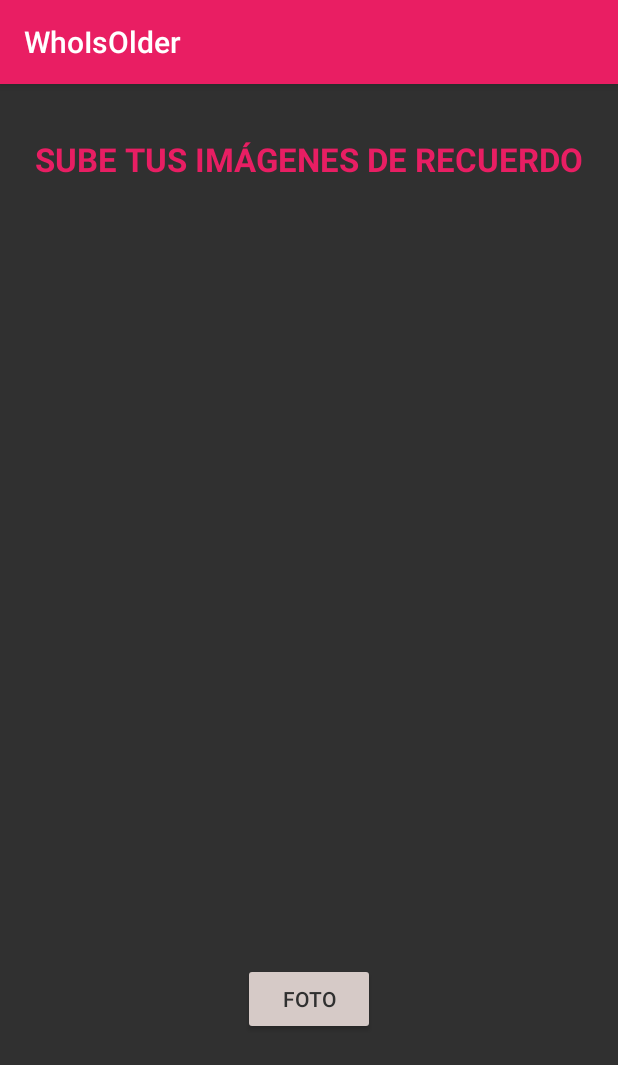
After one commit to marrcoss10/WhoIsOlder2, an Android app: the Galeria screen opened directly, with no data from a screen before it, on a phone screen of 412 x 824 dp. The commit adds this screen. Shown: the top 1065 px of the screen. Run offline under Robolectric (Android 15) with nearby library versions, the light colour scheme and no system bars; our stand-ins replace Firebase (no records; nobody signed in at launch, a user with empty details on screens opened directly), Picasso; pictures from the network do not load.

Commit message:
Camara y subir imagen a firebase

```diff
--- a/app/build.gradle
+++ b/app/build.gradle
@@ -32,10 +32,13 @@ android {
 dependencies {
 
     implementation 'androidx.appcompat:appcompat:1.6.1'
+    implementation 'com.android.volley:volley:1.2.1'
     implementation 'com.google.android.material:material:1.8.0'
     implementation 'androidx.constraintlayout:constraintlayout:2.1.4'
     implementation 'androidx.work:work-runtime:2.8.1'
     implementation 'com.google.firebase:firebase-messaging:23.0.3'
+    implementation 'com.google.firebase:firebase-storage:20.0.1'
+    implementation 'com.squareup.picasso:picasso:2.71828'
     testImplementation 'junit:junit:4.13.2'
     androidTestImplementation 'androidx.test.ext:junit:1.1.5'
     androidTestImplementation 'androidx.test.espresso:espresso-core:3.5.1'
--- /dev/null
+++ b/app/src/main/res/layout-land/activity_galeria.xml
@@ -0,0 +1,45 @@
+<?xml version="1.0" encoding="utf-8"?>
+<androidx.constraintlayout.widget.ConstraintLayout xmlns:android="http://schemas.android.com/apk/res/android"
+    xmlns:app="http://schemas.android.com/apk/res-auto"
+    xmlns:tools="http://schemas.android.com/tools"
+    android:layout_width="match_parent"
+    android:layout_height="match_parent">
+
+    <Button
+        android:id="@+id/btnFoto"
+        android:layout_width="wrap_content"
+        android:layout_height="wrap_content"
+        android:layout_marginEnd="148dp"
+        android:layout_marginBottom="144dp"
+        android:backgroundTint="#FFD6CAC7"
+        android:text="foto"
+        android:textColor="#303030"
+        app:layout_constraintBottom_toBottomOf="parent"
+        app:layout_constraintEnd_toEndOf="parent" />
+
+    <TextView
+        android:id="@+id/titulo"
+        android:layout_width="wrap_content"
+        android:layout_height="wrap_content"
+        android:layout_marginStart="30dp"
+        android:layout_marginTop="20dp"
+        android:layout_marginEnd="30dp"
+        android:text="SUBE TUS IMÁGENES DE RECUERDO"
+        android:textColor="#E81E63"
+        android:textSize="20sp"
+        android:textStyle="bold"
+        app:layout_constraintEnd_toEndOf="parent"
+        app:layout_constraintHorizontal_bias="0.498"
+        app:layout_constraintStart_toStartOf="parent"
+        app:layout_constraintTop_toTopOf="parent" />
+
+    <ImageView
+        android:id="@+id/imgGaleria"
+        android:layout_width="296dp"
+        android:layout_height="267dp"
+        android:layout_marginStart="40dp"
+        android:layout_marginBottom="4dp"
+        app:layout_constraintBottom_toBottomOf="parent"
+        app:layout_constraintStart_toStartOf="parent"
+        tools:srcCompat="@tools:sample/avatars" />
+</androidx.constraintlayout.widget.ConstraintLayout>
--- /dev/null
+++ b/app/src/main/res/layout/activity_galeria.xml
@@ -0,0 +1,53 @@
+<?xml version="1.0" encoding="utf-8"?>
+<androidx.constraintlayout.widget.ConstraintLayout xmlns:android="http://schemas.android.com/apk/res/android"
+    xmlns:app="http://schemas.android.com/apk/res-auto"
+    xmlns:tools="http://schemas.android.com/tools"
+    android:layout_width="match_parent"
+    android:layout_height="match_parent"
+    tools:context=".Galeria">
+
+    <TextView
+        android:id="@+id/titulo"
+        android:layout_width="wrap_content"
+        android:layout_height="wrap_content"
+        android:layout_marginStart="5dp"
+        android:layout_marginTop="35dp"
+        android:layout_marginEnd="5dp"
+        android:text="SUBE TUS IMÁGENES DE RECUERDO"
+        android:textColor="#E81E63"
+        android:textSize="22sp"
+        android:textStyle="bold"
+        app:layout_constraintEnd_toEndOf="parent"
+        app:layout_constraintStart_toStartOf="parent"
+        app:layout_constraintTop_toTopOf="parent" />
+
+    <ImageView
+        android:id="@+id/imgGaleria"
+        android:layout_width="298dp"
+        android:layout_height="338dp"
+        android:layout_marginStart="36dp"
+        android:layout_marginTop="24dp"
+        android:layout_marginEnd="36dp"
+        app:layout_constraintEnd_toEndOf="parent"
+        app:layout_constraintHorizontal_bias="0.487"
+        app:layout_constraintStart_toStartOf="parent"
+        app:layout_constraintTop_toBottomOf="@+id/titulo"
+        tools:srcCompat="@tools:sample/avatars" />
+
+    <Button
+        android:id="@+id/btnFoto"
+        android:layout_width="wrap_content"
+        android:layout_height="wrap_content"
+        android:layout_marginStart="160dp"
+        android:layout_marginTop="75dp"
+        android:layout_marginEnd="160dp"
+        android:layout_marginBottom="50dp"
+        android:backgroundTint="#D6CAC7"
+        android:text="FOTO"
+        android:textColor="#303030"
+        app:layout_constraintBottom_toBottomOf="parent"
+        app:layout_constraintEnd_toEndOf="parent"
+        app:layout_constraintStart_toStartOf="parent"
+        app:layout_constraintTop_toBottomOf="@+id/imgGaleria" />
+
+</androidx.constraintlayout.widget.ConstraintLayout>
--- a/build.gradle
+++ b/build.gradle
@@ -1,6 +1,6 @@
 buildscript {
     dependencies {
-        classpath 'com.google.gms:google-services:4.3.10'
+        classpath 'com.google.gms:google-services:4.3.15'
     }
 }// Top-level build file where you can add configuration options common to all sub-projects/modules.
 plugins {
```
Also changed, not shown: app/src/main/AndroidManifest.xml (+18 -17 lines), app/src/main/java/com/example/whoisolder/Galeria.java (added, +187 -0 lines), app/src/main/java/com/example/whoisolder/MainActivity.java (+9 -0 lines), app/src/main/java/com/example/whoisolder/Puntuaciones.java (+0 -36 lines), app/src/main/res/layout-land/activity_main.xml (+14 -3 lines), app/src/main/res/layout-land/activity_puntuaciones.xml (+2 -24 lines), app/src/main/res/layout/activity_main.xml (+15 -2 lines), app/src/main/res/layout/activity_puntuaciones.xml (+6 -29 lines), app/src/main/res/xml/file_paths.xml (added, +18 -0 lines), app/src/main/res/values/strings.xml (line endings or trailing spaces).
